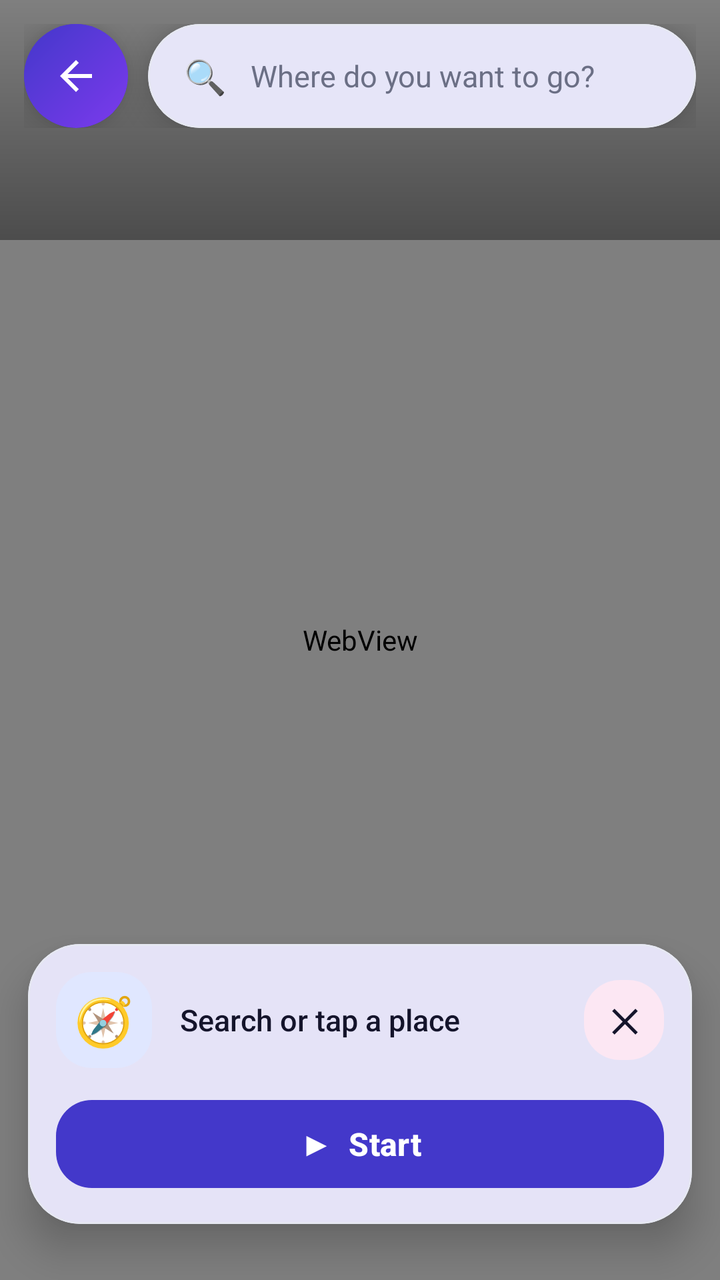
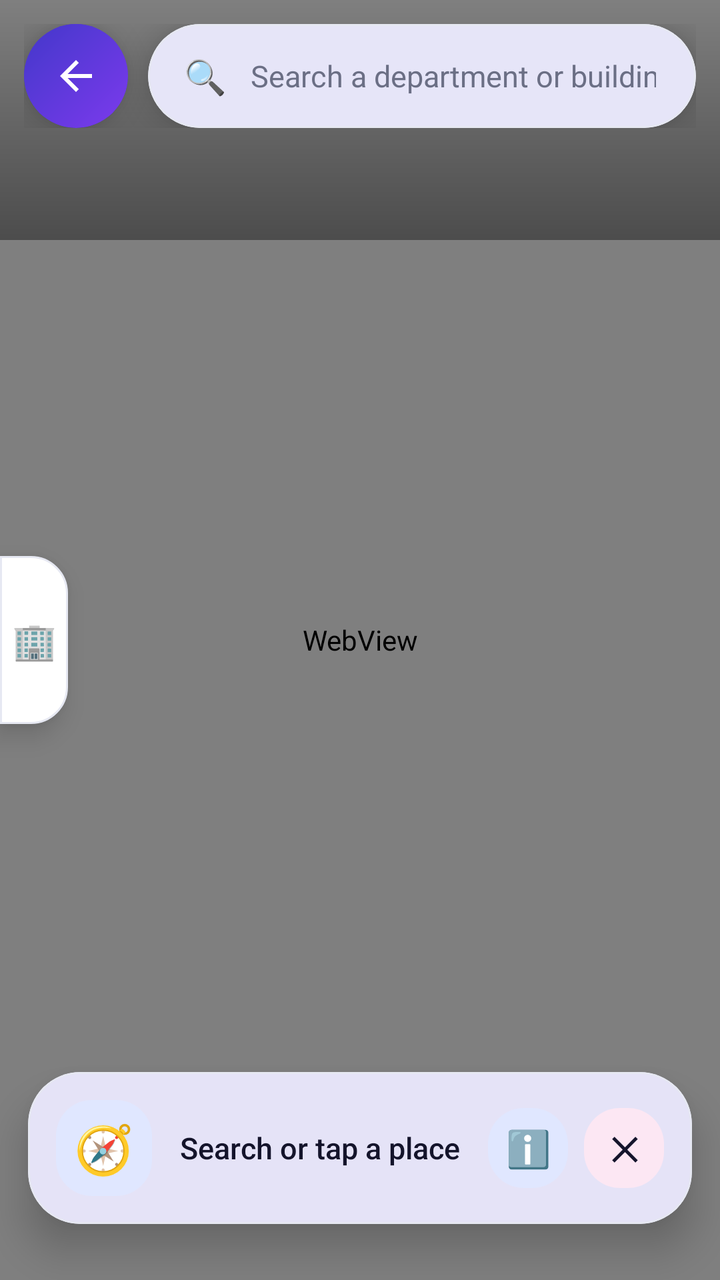

Screens rendered from an Android XML layout before and after an edit, with the pre-edit source and the edit as a unified diff.
<!-- AndroidManifest.xml: application theme Theme.DSCENavigator -->
<!-- res/layout/activity_campus3d.xml -->
<?xml version="1.0" encoding="utf-8"?>
<FrameLayout xmlns:android="http://schemas.android.com/apk/res/android"
    xmlns:app="http://schemas.android.com/apk/res-auto"
    android:layout_width="match_parent"
    android:layout_height="match_parent">

    <WebView
        android:id="@+id/web"
        android:layout_width="match_parent"
        android:layout_height="match_parent" />

    
    <View
        android:layout_width="match_parent"
        android:layout_height="120dp"
        android:layout_gravity="top"
        android:background="@drawable/bg_scrim_top" />

    
    <LinearLayout
        android:layout_width="match_parent"
        android:layout_height="wrap_content"
        android:layout_gravity="top"
        android:fitsSystemWindows="true"
        android:gravity="center_vertical"
        android:orientation="horizontal"
        android:padding="12dp">

        <com.google.android.material.card.MaterialCardView
            android:id="@+id/btnBack"
            android:layout_width="52dp"
            android:layout_height="52dp"
            android:clickable="true"
            android:focusable="true"
            app:cardBackgroundColor="@color/app_primary"
            app:cardCornerRadius="26dp"
            app:cardElevation="10dp"
            app:strokeWidth="0dp">

            <FrameLayout
                android:layout_width="match_parent"
                android:layout_height="match_parent"
                android:background="@drawable/bg_header">

                <ImageView
                    android:layout_width="24dp"
                    android:layout_height="24dp"
                    android:layout_gravity="center"
                    android:contentDescription="Back"
                    android:src="@drawable/ic_back_arrow" />
            </FrameLayout>
        </com.google.android.material.card.MaterialCardView>

        <com.google.android.material.card.MaterialCardView
            android:layout_width="0dp"
            android:layout_height="52dp"
            android:layout_marginStart="10dp"
            android:layout_weight="1"
            app:cardBackgroundColor="@color/app_card"
            app:cardCornerRadius="26dp"
            app:cardElevation="10dp"
            app:strokeColor="@color/card_stroke"
            app:strokeWidth="1dp">

            <LinearLayout
                android:layout_width="match_parent"
                android:layout_height="match_parent"
                android:gravity="center_vertical"
                android:orientation="horizontal"
                android:paddingStart="18dp"
                android:paddingEnd="8dp">

                <TextView
                    android:layout_width="wrap_content"
                    android:layout_height="wrap_content"
                    android:text="🔍"
                    android:textSize="17sp" />

                <AutoCompleteTextView
                    android:id="@+id/searchBox"
                    android:layout_width="0dp"
                    android:layout_height="match_parent"
                    android:layout_weight="1"
                    android:background="@null"
                    android:hint="Where do you want to go?"
                    android:imeOptions="actionDone"
                    android:inputType="text"
                    android:maxLines="1"
                    android:paddingStart="12dp"
                    android:paddingEnd="12dp"
                    android:popupBackground="@color/app_card"
                    android:textColor="@color/app_text"
                    android:textColorHint="@color/app_text_secondary"
                    android:textSize="15sp" />
            </LinearLayout>
        </com.google.android.material.card.MaterialCardView>
    </LinearLayout>

    
    <com.google.android.material.card.MaterialCardView
        android:layout_width="match_parent"
        android:layout_height="wrap_content"
        android:layout_gravity="bottom"
        android:layout_marginStart="14dp"
        android:layout_marginEnd="14dp"
        android:layout_marginBottom="28dp"
        app:cardBackgroundColor="@color/app_card"
        app:cardCornerRadius="26dp"
        app:cardElevation="12dp"
        app:strokeColor="@color/card_stroke"
        app:strokeWidth="1dp">

        <LinearLayout
            android:layout_width="match_parent"
            android:layout_height="wrap_content"
            android:orientation="vertical"
            android:padding="14dp">

            <LinearLayout
                android:layout_width="match_parent"
                android:layout_height="wrap_content"
                android:gravity="center_vertical"
                android:orientation="horizontal">

                <TextView
                    android:layout_width="48dp"
                    android:layout_height="48dp"
                    android:background="@drawable/bg_icon_blue"
                    android:gravity="center"
                    android:text="🧭"
                    android:textSize="24sp" />

                <TextView
                    android:id="@+id/infoText"
                    android:layout_width="0dp"
                    android:layout_height="wrap_content"
                    android:layout_marginStart="14dp"
                    android:layout_weight="1"
                    android:fontFamily="sans-serif-medium"
                    android:lineSpacingExtra="2dp"
                    android:text="Search or tap a place"
                    android:textColor="@color/app_text"
                    android:textSize="15sp" />

                <TextView
                    android:id="@+id/btnClear"
                    android:layout_width="40dp"
                    android:layout_height="40dp"
                    android:layout_marginStart="8dp"
                    android:background="@drawable/bg_icon_pink"
                    android:clickable="true"
                    android:contentDescription="Clear route"
                    android:focusable="true"
                    android:gravity="center"
                    android:text="✕"
                    android:textColor="@color/app_text"
                    android:textSize="16sp"
                    android:textStyle="bold" />
            </LinearLayout>

            <com.google.android.material.button.MaterialButton
                android:id="@+id/btnStart"
                android:layout_width="match_parent"
                android:layout_height="52dp"
                android:layout_marginTop="12dp"
                android:text="▶  Start"
                android:textAllCaps="false"
                android:textColor="#FFFFFF"
                android:textSize="16sp"
                android:textStyle="bold"
                app:backgroundTint="@color/app_primary"
                app:cornerRadius="18dp" />
        </LinearLayout>
    </com.google.android.material.card.MaterialCardView>

</FrameLayout>
<!-- resources referenced by this layout -->
<resources>
  <color name="app_card">#FFFFFF</color>
  <color name="app_primary">#4338CA</color>
  <color name="app_text">#14142B</color>
  <color name="app_text_secondary">#6B6F85</color>
  <color name="card_stroke">#E6E8F2</color>
  <!-- drawable bg_header (drawable) -->
  <?xml version="1.0" encoding="utf-8"?>
  <shape xmlns:android="http://schemas.android.com/apk/res/android" android:shape="rectangle">
      <gradient
          android:angle="315"
          android:endColor="@color/header_end"
          android:startColor="@color/header_start"
          android:type="linear" />
      <corners
          android:bottomLeftRadius="36dp"
          android:bottomRightRadius="36dp" />
  </shape>
  <!-- drawable bg_icon_blue (drawable) -->
  <?xml version="1.0" encoding="utf-8"?>
  <shape xmlns:android="http://schemas.android.com/apk/res/android" android:shape="rectangle">
      <solid android:color="@color/tint_blue_bg" />
      <corners android:radius="18dp" />
  </shape>
  <!-- drawable bg_icon_pink (drawable) -->
  <?xml version="1.0" encoding="utf-8"?>
  <shape xmlns:android="http://schemas.android.com/apk/res/android" android:shape="rectangle">
      <solid android:color="@color/tint_pink_bg" />
      <corners android:radius="18dp" />
  </shape>
  <!-- drawable bg_scrim_top (drawable) -->
  <?xml version="1.0" encoding="utf-8"?>
  <shape xmlns:android="http://schemas.android.com/apk/res/android" android:shape="rectangle">
      <gradient android:angle="270" android:startColor="#00000000" android:endColor="#66000000" />
  </shape>
  <!-- drawable ic_back_arrow (drawable) -->
  <?xml version="1.0" encoding="utf-8"?>
  <vector xmlns:android="http://schemas.android.com/apk/res/android"
      android:width="24dp"
      android:height="24dp"
      android:viewportWidth="24"
      android:viewportHeight="24">
      <path
          android:fillColor="#FFFFFF"
          android:pathData="M20,11H7.83l5.59,-5.59L12,4l-8,8 8,8 1.41,-1.41L7.83,13H20v-2z" />
  </vector>
  <style name="Theme.DSCENavigator" parent="Base.Theme.DSCENavigator" />
  <color name="header_end">#7C3AED</color>
  <color name="header_start">#4338CA</color>
  <color name="tint_blue_bg">#E0E7FF</color>
  <color name="tint_pink_bg">#FCE7F3</color>
  <style name="Base.Theme.DSCENavigator" parent="Theme.Material3.DayNight.NoActionBar">
          <item name="colorPrimary">@color/app_primary</item>
          <item name="colorOnPrimary">@color/white</item>
          <item name="colorSecondary">@color/header_end</item>
          <item name="colorSurface">@color/app_card</item>
          <item name="colorOnSurface">@color/app_text</item>
          <item name="android:windowBackground">@color/app_background</item>
          <item name="android:windowLightStatusBar">false</item>
          <item name="android:statusBarColor">@android:color/transparent</item>
      </style>
  <color name="white">#FFFFFFFF</color>
  <color name="app_background">#F4F5FB</color>
</resources>

<!-- the commit's change to res/layout/activity_campus3d.xml (unified diff, before → after) -->
@@ -1,176 +1,335 @@
 <?xml version="1.0" encoding="utf-8"?>
-<FrameLayout xmlns:android="http://schemas.android.com/apk/res/android"
+<androidx.drawerlayout.widget.DrawerLayout xmlns:android="http://schemas.android.com/apk/res/android"
     xmlns:app="http://schemas.android.com/apk/res-auto"
+    android:id="@+id/drawerLayout"
     android:layout_width="match_parent"
     android:layout_height="match_parent">
 
-    <WebView
-        android:id="@+id/web"
+    <FrameLayout
         android:layout_width="match_parent"
-        android:layout_height="match_parent" />
-
-    
-    <View
-        android:layout_width="match_parent"
-        android:layout_height="120dp"
-        android:layout_gravity="top"
-        android:background="@drawable/bg_scrim_top" />
-
-    
-    <LinearLayout
-        android:layout_width="match_parent"
-        android:layout_height="wrap_content"
-        android:layout_gravity="top"
-        android:fitsSystemWindows="true"
-        android:gravity="center_vertical"
-        android:orientation="horizontal"
-        android:padding="12dp">
-
+        android:layout_height="match_parent">
+
+        <WebView
+            android:id="@+id/web"
+            android:layout_width="match_parent"
+            android:layout_height="match_parent" />
+
+        
+        <View
+            android:layout_width="match_parent"
+            android:layout_height="120dp"
+            android:layout_gravity="top"
+            android:background="@drawable/bg_scrim_top" />
+
+        
+        <LinearLayout
+            android:layout_width="match_parent"
+            android:layout_height="wrap_content"
+            android:layout_gravity="top"
+            android:fitsSystemWindows="true"
+            android:gravity="center_vertical"
+            android:orientation="horizontal"
+            android:padding="12dp">
+
+            <com.google.android.material.card.MaterialCardView
+                android:id="@+id/btnBack"
+                android:layout_width="52dp"
+                android:layout_height="52dp"
+                android:clickable="true"
+                android:focusable="true"
+                app:cardBackgroundColor="@color/app_primary"
+                app:cardCornerRadius="26dp"
+                app:cardElevation="10dp"
+                app:strokeWidth="0dp">
+
+                <FrameLayout
+                    android:layout_width="match_parent"
+                    android:layout_height="match_parent"
+                    android:background="@drawable/bg_header">
+
+                    <ImageView
+                        android:layout_width="24dp"
+                        android:layout_height="24dp"
+                        android:layout_gravity="center"
+                        android:contentDescription="Back"
+                        android:src="@drawable/ic_back_arrow" />
+                </FrameLayout>
+            </com.google.android.material.card.MaterialCardView>
+
+            <com.google.android.material.card.MaterialCardView
+                android:layout_width="0dp"
+                android:layout_height="52dp"
+                android:layout_marginStart="10dp"
+                android:layout_weight="1"
+                app:cardBackgroundColor="@color/app_card"
+                app:cardCornerRadius="26dp"
+                app:cardElevation="10dp"
+                app:strokeColor="@color/card_stroke"
+                app:strokeWidth="1dp">
+
+                <LinearLayout
+                    android:layout_width="match_parent"
+                    android:layout_height="match_parent"
+                    android:gravity="center_vertical"
+                    android:orientation="horizontal"
+                    android:paddingStart="18dp"
+                    android:paddingEnd="8dp">
+
+                    <TextView
+                        android:layout_width="wrap_content"
+                        android:layout_height="wrap_content"
+                        android:text="🔍"
+                        android:textSize="17sp" />
+
+                    <AutoCompleteTextView
+                        android:id="@+id/searchBox"
+                        android:layout_width="0dp"
+                        android:layout_height="match_parent"
+                        android:layout_weight="1"
+                        android:background="@null"
+                        android:hint="Search a department or building"
+                        android:imeOptions="actionDone"
+                        android:inputType="text"
+                        android:maxLines="1"
+                        android:paddingStart="12dp"
+                        android:paddingEnd="12dp"
+                        android:popupBackground="@color/app_card"
+                        android:textColor="@color/app_text"
+                        android:textColorHint="@color/app_text_secondary"
+                        android:textSize="15sp" />
+                </LinearLayout>
+            </com.google.android.material.card.MaterialCardView>
+        </LinearLayout>
+
+        
         <com.google.android.material.card.MaterialCardView
-            android:id="@+id/btnBack"
-            android:layout_width="52dp"
-            android:layout_height="52dp"
-            android:clickable="true"
-            android:focusable="true"
-            app:cardBackgroundColor="@color/app_primary"
-            app:cardCornerRadius="26dp"
-            app:cardElevation="10dp"
-            app:strokeWidth="0dp">
-
-            <FrameLayout
-                android:layout_width="match_parent"
-                android:layout_height="match_parent"
-                android:background="@drawable/bg_header">
-
-                <ImageView
-                    android:layout_width="24dp"
-                    android:layout_height="24dp"
-                    android:layout_gravity="center"
-                    android:contentDescription="Back"
-                    android:src="@drawable/ic_back_arrow" />
-            </FrameLayout>
-        </com.google.android.material.card.MaterialCardView>
-
-        <com.google.android.material.card.MaterialCardView
-            android:layout_width="0dp"
-            android:layout_height="52dp"
-            android:layout_marginStart="10dp"
-            android:layout_weight="1"
+            android:layout_width="match_parent"
+            android:layout_height="wrap_content"
+            android:layout_gravity="bottom"
+            android:layout_marginStart="14dp"
+            android:layout_marginEnd="14dp"
+            android:layout_marginBottom="28dp"
             app:cardBackgroundColor="@color/app_card"
             app:cardCornerRadius="26dp"
-            app:cardElevation="10dp"
+            app:cardElevation="12dp"
             app:strokeColor="@color/card_stroke"
             app:strokeWidth="1dp">
-
-            <LinearLayout
-                android:layout_width="match_parent"
-                android:layout_height="match_parent"
-                android:gravity="center_vertical"
-                android:orientation="horizontal"
-                android:paddingStart="18dp"
-                android:paddingEnd="8dp">
-
-                <TextView
-                    android:layout_width="wrap_content"
-                    android:layout_height="wrap_content"
-                    android:text="🔍"
-                    android:textSize="17sp" />
-
-                <AutoCompleteTextView
-                    android:id="@+id/searchBox"
-                    android:layout_width="0dp"
-                    android:layout_height="match_parent"
-                    android:layout_weight="1"
-                    android:background="@null"
-                    android:hint="Where do you want to go?"
-                    android:imeOptions="actionDone"
-                    android:inputType="text"
-                    android:maxLines="1"
-                    android:paddingStart="12dp"
-                    android:paddingEnd="12dp"
-                    android:popupBackground="@color/app_card"
-                    android:textColor="@color/app_text"
-                    android:textColorHint="@color/app_text_secondary"
-                    android:textSize="15sp" />
-            </LinearLayout>
-        </com.google.android.material.card.MaterialCardView>
-    </LinearLayout>
-
-    
-    <com.google.android.material.card.MaterialCardView
-        android:layout_width="match_parent"
-        android:layout_height="wrap_content"
-        android:layout_gravity="bottom"
-        android:layout_marginStart="14dp"
-        android:layout_marginEnd="14dp"
-        android:layout_marginBottom="28dp"
-        app:cardBackgroundColor="@color/app_card"
-        app:cardCornerRadius="26dp"
-        app:cardElevation="12dp"
-        app:strokeColor="@color/card_stroke"
-        app:strokeWidth="1dp">
-
-        <LinearLayout
-            android:layout_width="match_parent"
-            android:layout_height="wrap_content"
-            android:orientation="vertical"
-            android:padding="14dp">
 
             <LinearLayout
                 android:layout_width="match_parent"
                 android:layout_height="wrap_content"
-                android:gravity="center_vertical"
-                android:orientation="horizontal">
+                android:orientation="vertical"
+                android:padding="14dp">
+
+                <LinearLayout
+                    android:layout_width="match_parent"
+                    android:layout_height="wrap_content"
+                    android:gravity="center_vertical"
+                    android:orientation="horizontal">
+
+                    <TextView
+                        android:layout_width="48dp"
+                        android:layout_height="48dp"
+                        android:background="@drawable/bg_icon_blue"
+                        android:gravity="center"
+                        android:text="🧭"
+                        android:textSize="24sp" />
+
+                    <TextView
+                        android:id="@+id/infoText"
+                        android:layout_width="0dp"
+                        android:layout_height="wrap_content"
+                        android:layout_marginStart="14dp"
+                        android:layout_weight="1"
+                        android:fontFamily="sans-serif-medium"
+                        android:lineSpacingExtra="2dp"
+                        android:text="Search or tap a place"
+                        android:textColor="@color/app_text"
+                        android:textSize="15sp" />
+
+                    <TextView
+                        android:id="@+id/btnInfo"
+                        android:layout_width="40dp"
+                        android:layout_height="40dp"
+                        android:layout_marginStart="8dp"
+                        android:background="@drawable/bg_icon_blue"
+                        android:clickable="true"
+                        android:contentDescription="Building details"
+                        android:focusable="true"
+                        android:gravity="center"
+                        android:text="ℹ️"
+                        android:textSize="18sp" />
+
+                    <TextView
+                        android:id="@+id/btnClear"
+                        android:layout_width="40dp"
+                        android:layout_height="40dp"
+                        android:layout_marginStart="8dp"
+                        android:background="@drawable/bg_icon_pink"
+                        android:clickable="true"
+                        android:contentDescription="Clear route"
+                        android:focusable="true"
+                        android:gravity="center"
+                        android:text="✕"
+                        android:textColor="@color/app_text"
+                        android:textSize="16sp"
+                        android:textStyle="bold" />
+                </LinearLayout>
+
+                <com.google.android.material.button.MaterialButton
+                    android:id="@+id/btnStart"
+                    android:layout_width="match_parent"
+                    android:layout_height="52dp"
+                    android:layout_marginTop="12dp"
+                    android:text="▶  Start"
+                    android:visibility="gone"
+                    android:textAllCaps="false"
+                    android:textColor="#FFFFFF"
+                    android:textSize="16sp"
+                    android:textStyle="bold"
+                    app:backgroundTint="@color/app_primary"
+                    app:cornerRadius="18dp" />
+            </LinearLayout>
+        </com.google.android.material.card.MaterialCardView>
+
+        
+        <TextView
+            android:id="@+id/btnBuildings"
+            android:layout_width="34dp"
+            android:layout_height="84dp"
+            android:layout_gravity="start|center_vertical"
+            android:background="@drawable/bg_edge_tab"
+            android:clickable="true"
+            android:contentDescription="All buildings"
+            android:elevation="8dp"
+            android:focusable="true"
+            android:gravity="center"
+            android:text="🏢"
+            android:textSize="18sp" />
+
+    </FrameLayout>
+
+    
+    <LinearLayout
+        android:id="@+id/drawerPanel"
+        android:layout_width="300dp"
+        android:layout_height="match_parent"
+        android:layout_gravity="start"
+        android:background="@color/app_background"
+        android:clickable="true"
+        android:focusable="true"
+        android:orientation="vertical">
+
+        <FrameLayout
+            android:id="@+id/drawerHeader"
+            android:layout_width="match_parent"
+            android:layout_height="wrap_content"
+            android:background="@drawable/bg_header"
+            android:clipChildren="true">
+
+            <View
+                android:layout_width="150dp"
+                android:layout_height="150dp"
+                android:layout_gravity="top|end"
+                android:layout_marginTop="-50dp"
+                android:layout_marginEnd="-40dp"
+                android:background="@drawable/bg_circle_glass" />
+
+            <LinearLayout
+                android:layout_width="match_parent"
+                android:layout_height="wrap_content"
+                android:orientation="vertical"
+                android:paddingStart="18dp"
+                android:paddingTop="18dp"
+                android:paddingEnd="18dp"
+                android:paddingBottom="26dp">
 
                 <TextView
-                    android:layout_width="48dp"
-                    android:layout_height="48dp"
-                    android:background="@drawable/bg_icon_blue"
-                    android:gravity="center"
-                    android:text="🧭"
-                    android:textSize="24sp" />
-
-                <TextView
-                    android:id="@+id/infoText"
-                    android:layout_width="0dp"
+                    android:id="@+id/drawerBack"
+                    android:layout_width="wrap_content"
                     android:layout_height="wrap_content"
-                    android:layout_marginStart="14dp"
-                    android:layout_weight="1"
-                    android:fontFamily="sans-serif-medium"
-                    android:lineSpacingExtra="2dp"
-                    android:text="Search or tap a place"
-                    android:textColor="@color/app_text"
-                    android:textSize="15sp" />
-
-                <TextView
-                    android:id="@+id/btnClear"
-                    android:layout_width="40dp"
-                    android:layout_height="40dp"
-                    android:layout_marginStart="8dp"
-                    android:background="@drawable/bg_icon_pink"
                     android:clickable="true"
-                    android:contentDescription="Clear route"
                     android:focusable="true"
-                    android:gravity="center"
-                    android:text="✕"
-                    android:textColor="@color/app_text"
-                    android:textSize="16sp"
-                    android:textStyle="bold" />
+                    android:paddingTop="4dp"
+                    android:paddingBottom="8dp"
+                    android:text="‹  All buildings"
+                    android:textColor="#C7D2FE"
+                    android:textSize="13sp"
+                    android:visibility="gone" />
+
+                <LinearLayout
+                    android:layout_width="match_parent"
+                    android:layout_height="wrap_content"
+                    android:gravity="center_vertical"
+                    android:orientation="horizontal">
+
+                    <TextView
+                        android:id="@+id/drawerBadge"
+                        android:layout_width="60dp"
+                        android:layout_height="60dp"
+                        android:background="@drawable/bg_circle_glass_strong"
+                        android:gravity="center"
+                        android:text="🏢"
+                        android:textColor="#FFFFFF"
+                        android:textSize="24sp"
+                        android:textStyle="bold" />
+
+                    <LinearLayout
+                        android:layout_width="0dp"
+                        android:layout_height="wrap_content"
+                        android:layout_marginStart="14dp"
+                        android:layout_weight="1"
+                        android:orientation="vertical">
+
+                        <TextView
+                            android:id="@+id/drawerTitle"
+                            android:layout_width="wrap_content"
+                            android:layout_height="wrap_content"
+                            android:fontFamily="sans-serif-black"
+                            android:text="Campus Buildings"
+                            android:textColor="#FFFFFF"
+                            android:textSize="18sp" />
+
+                        <TextView
+                            android:id="@+id/drawerSub"
+                            android:layout_width="wrap_content"
+                            android:layout_height="wrap_content"
+                            android:layout_marginTop="2dp"
+                            android:text="Tap a building for details"
+                            android:textColor="#E0E7FF"
+                            android:textSize="12sp" />
+                    </LinearLayout>
+                </LinearLayout>
             </LinearLayout>
-
-            <com.google.android.material.button.MaterialButton
-                android:id="@+id/btnStart"
+        </FrameLayout>
+
+        <ScrollView
+            android:layout_width="match_parent"
+            android:layout_height="0dp"
+            android:layout_weight="1"
+            android:overScrollMode="never">
+
+            <LinearLayout
+                android:id="@+id/drawerContent"
                 android:layout_width="match_parent"
-                android:layout_height="52dp"
-                android:layout_marginTop="12dp"
-                android:text="▶  Start"
-                android:textAllCaps="false"
-                android:textColor="#FFFFFF"
-                android:textSize="16sp"
-                android:textStyle="bold"
-                app:backgroundTint="@color/app_primary"
-                app:cornerRadius="18dp" />
-        </LinearLayout>
-    </com.google.android.material.card.MaterialCardView>
-
-</FrameLayout>
+                android:layout_height="wrap_content"
+                android:orientation="vertical"
+                android:padding="10dp" />
+        </ScrollView>
+
+        <com.google.android.material.button.MaterialButton
+            android:id="@+id/btnNavigate"
+            android:layout_width="match_parent"
+            android:layout_height="52dp"
+            android:layout_margin="14dp"
+            android:text="📍  Show route to this building"
+            android:textAllCaps="false"
+            android:textColor="#FFFFFF"
+            android:textSize="15sp"
+            android:textStyle="bold"
+            android:visibility="gone"
+            app:backgroundTint="@color/app_primary"
+            app:cornerRadius="18dp" />
+    </LinearLayout>
+
+</androidx.drawerlayout.widget.DrawerLayout>
<!-- resource entries referenced after the edit -->
@@ -5,6 +5,25 @@
   <color name="app_text">#14142B</color>
   <color name="app_text_secondary">#6B6F85</color>
   <color name="card_stroke">#E6E8F2</color>
+  <!-- drawable bg_circle_glass (drawable) -->
+  <?xml version="1.0" encoding="utf-8"?>
+  <shape xmlns:android="http://schemas.android.com/apk/res/android" android:shape="oval">
+      <solid android:color="@color/glass" />
+  </shape>
+  <!-- drawable bg_circle_glass_strong (drawable) -->
+  <?xml version="1.0" encoding="utf-8"?>
+  <shape xmlns:android="http://schemas.android.com/apk/res/android" android:shape="oval">
+      <solid android:color="@color/glass_strong" />
+  </shape>
+  <!-- drawable bg_edge_tab (drawable) -->
+  <?xml version="1.0" encoding="utf-8"?>
+  <shape xmlns:android="http://schemas.android.com/apk/res/android" android:shape="rectangle">
+      <solid android:color="@color/app_card" />
+      <stroke android:width="1dp" android:color="@color/card_stroke" />
+      <corners
+          android:bottomRightRadius="18dp"
+          android:topRightRadius="18dp" />
+  </shape>
   <!-- drawable bg_header (drawable) -->
   <?xml version="1.0" encoding="utf-8"?>
   <shape xmlns:android="http://schemas.android.com/apk/res/android" android:shape="rectangle">
@@ -46,6 +65,8 @@
           android:pathData="M20,11H7.83l5.59,-5.59L12,4l-8,8 8,8 1.41,-1.41L7.83,13H20v-2z" />
   </vector>
   <style name="Theme.DSCENavigator" parent="Base.Theme.DSCENavigator" />
+  <color name="glass">#26FFFFFF</color>
+  <color name="glass_strong">#3DFFFFFF</color>
   <color name="header_end">#7C3AED</color>
   <color name="header_start">#4338CA</color>
   <color name="tint_blue_bg">#E0E7FF</color>
